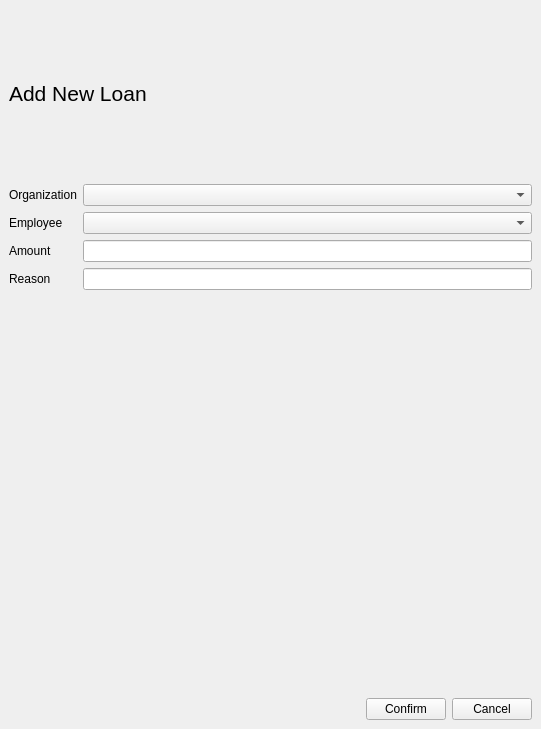
Before: the Qt Designer form ui/screens/addloan.ui in ahmedivy/hr-ms, drawn with Qt 5.
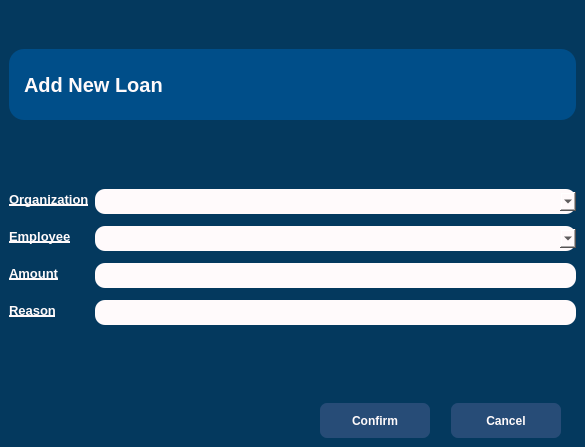
After: the same form once the commit is applied.

Diff of the .ui file:
```diff
--- a/ui/screens/addloan.ui
+++ b/ui/screens/addloan.ui
@@ -6,26 +6,54 @@
    <rect>
     <x>0</x>
     <y>0</y>
-    <width>541</width>
-    <height>729</height>
+    <width>585</width>
+    <height>447</height>
    </rect>
   </property>
   <property name="windowTitle">
    <string>MainWindow</string>
   </property>
+  <property name="styleSheet">
+   <string notr="true">background-color:#04395e;</string>
+  </property>
   <widget class="QWidget" name="centralwidget">
    <layout class="QHBoxLayout" name="horizontalLayout">
     <item>
-     <layout class="QVBoxLayout" name="mainLayout" stretch="1,3,1">
+     <layout class="QVBoxLayout" name="mainLayout" stretch="0,1,0,0,3,1">
+      <item>
+       <spacer name="verticalSpacer_2">
+        <property name="orientation">
+         <enum>Qt::Vertical</enum>
+        </property>
+        <property name="sizeHint" stdset="0">
+         <size>
+          <width>20</width>
+          <height>40</height>
+         </size>
+        </property>
+       </spacer>
+      </item>
       <item>
        <layout class="QHBoxLayout" name="titleLayout">
         <item>
          <widget class="QLabel" name="label">
           <property name="font">
            <font>
-            <pointsize>16</pointsize>
+            <pointsize>-1</pointsize>
+            <italic>false</italic>
+            <bold>true</bold>
            </font>
           </property>
+          <property name="styleSheet">
+           <string notr="true">font-size: 20px;
+background-color: #004e89;
+color:#FFFAFB;
+font:bold;
+border-radius:15px;
+padding: 0 10px;
+text-transform:uppercase;
+</string>
+          </property>
           <property name="text">
            <string>Add New Loan</string>
           </property>
@@ -33,47 +61,133 @@
         </item>
        </layout>
       </item>
+      <item>
+       <spacer name="horizontalSpacer_2">
+        <property name="orientation">
+         <enum>Qt::Horizontal</enum>
+        </property>
+        <property name="sizeHint" stdset="0">
+         <size>
+          <width>40</width>
+          <height>20</height>
+         </size>
+        </property>
+       </spacer>
+      </item>
+      <item>
+       <spacer name="verticalSpacer">
+        <property name="orientation">
+         <enum>Qt::Vertical</enum>
+        </property>
+        <property name="sizeHint" stdset="0">
+         <size>
+          <width>20</width>
+          <height>40</height>
+         </size>
+        </property>
+       </spacer>
+      </item>
       <item>
        <layout class="QFormLayout" name="formLayout">
         <item row="0" column="0">
          <widget class="QLabel" name="label_2">
+          <property name="styleSheet">
+           <string notr="true">font:bold;
+color: #FFFAFB;
+text-transform:uppercase;
+text-decoration:underline;
+font-size:13px;</string>
+          </property>
           <property name="text">
            <string>Organization</string>
           </property>
          </widget>
         </item>
+        <item row="0" column="1">
+         <widget class="QComboBox" name="orgField">
+          <property name="styleSheet">
+           <string notr="true">background-color:#FFFAFB;
+border-radius:10px;
+height: 25px;
+margin: 3px 0;
+padding: 0 5px;</string>
+          </property>
+         </widget>
+        </item>
         <item row="1" column="0">
          <widget class="QLabel" name="label_3">
+          <property name="styleSheet">
+           <string notr="true">font:bold;
+color: #FFFAFB;
+text-transform:uppercase;
+text-decoration:underline;
+font-size:13px;</string>
+          </property>
           <property name="text">
            <string>Employee</string>
           </property>
          </widget>
         </item>
+        <item row="1" column="1">
+         <widget class="QComboBox" name="empField">
+          <property name="styleSheet">
+           <string notr="true">background-color:#FFFAFB;
+border-radius:10px;
+height: 25px;
+margin: 3px 0;
+padding: 0 5px;</string>
+          </property>
+         </widget>
+        </item>
         <item row="2" column="0">
          <widget class="QLabel" name="label_4">
+          <property name="styleSheet">
+           <string notr="true">font:bold;
+color: #FFFAFB;
+text-transform:uppercase;
+text-decoration:underline;
+font-size:13px;</string>
+          </property>
           <property name="text">
            <string>Amount</string>
           </property>
          </widget>
         </item>
+        <item row="2" column="1">
+         <widget class="QLineEdit" name="amountField">
+          <property name="styleSheet">
+           <string notr="true">background-color:#FFFAFB;
+border-radius:10px;
+height: 25px;
+margin: 3px 0;
+padding: 0 5px;</string>
+          </property>
+         </widget>
+        </item>
         <item row="3" column="0">
          <widget class="QLabel" name="label_5">
+          <property name="styleSheet">
+           <string notr="true">font:bold;
+color: #FFFAFB;
+text-transform:uppercase;
+text-decoration:underline;
+font-size:13px;</string>
+          </property>
           <property name="text">
            <string>Reason</string>
           </property>
          </widget>
         </item>
-        <item row="0" column="1">
-         <widget class="QComboBox" name="orgField"/>
-        </item>
-        <item row="1" column="1">
-         <widget class="QComboBox" name="empField"/>
-        </item>
-        <item row="2" column="1">
-         <widget class="QLineEdit" name="amountField"/>
-        </item>
         <item row="3" column="1">
-         <widget class="QLineEdit" name="reasonField"/>
+         <widget class="QLineEdit" name="reasonField">
+          <property name="styleSheet">
+           <string notr="true">background-color:#FFFAFB;
+border-radius:10px;
+height: 25px;
+margin: 3px 0;
+padding: 0 5px;</string>
+          </property>
+         </widget>
         </item>
        </layout>
       </item>
@@ -94,6 +208,27 @@
         </item>
         <item>
          <widget class="QPushButton" name="okButton">
+          <property name="styleSheet">
+           <string notr="true">QPushButton{
+background-color: #274c77;
+color:#FFFAFB;
+font:bold;
+padding: 5px;
+border-radius:7px;
+width: 100px;
+margin-right:15px;
+height: 25px;
+}
+
+QPushButton:hover {
+  background-color: #4cc9f0;
+  color:black;
+font:bold;
+padding: 5px;
+border-radius:7px;
+}
+</string>
+          </property>
           <property name="text">
            <string>Confirm</string>
           </property>
@@ -101,6 +236,27 @@
         </item>
         <item>
          <widget class="QPushButton" name="cancelButton">
+          <property name="styleSheet">
+           <string notr="true">QPushButton{
+background-color: #274c77;
+color:#FFFAFB;
+font:bold;
+padding: 5px;
+border-radius:7px;
+width: 100px;
+margin-right:15px;
+height: 25px;
+}
+
+QPushButton:hover {
+  background-color: #4cc9f0;
+  color:black;
+font:bold;
+padding: 5px;
+border-radius:7px;
+}
+</string>
+          </property>
           <property name="text">
            <string>Cancel</string>
           </property>
```
